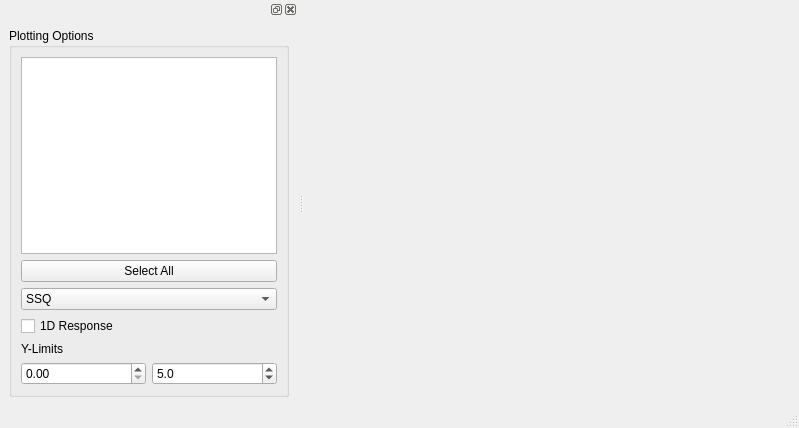
This is pyMT/GUI_common/stacked_data.ui in eroots/pyMT as Qt 5 draws it before an edit. The edited form follows.
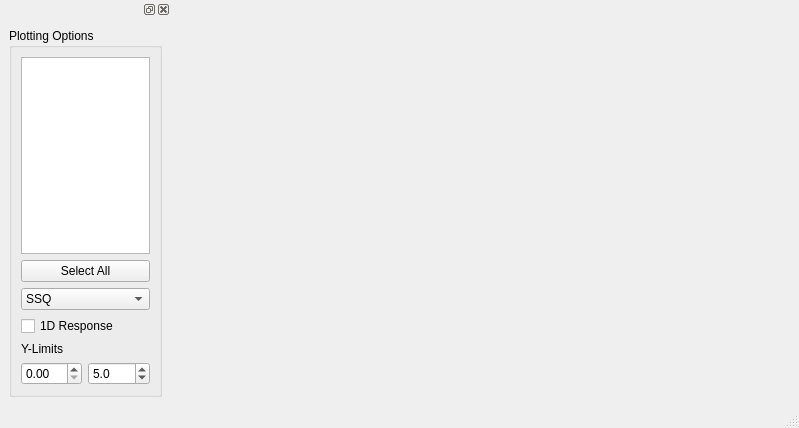
This is the edited form.

Commit message: Update 1D modeller, add some data info to mesh_designer ui

Diff of the .ui file:
```diff
--- a/pyMT/GUI_common/stacked_data.ui
+++ b/pyMT/GUI_common/stacked_data.ui
@@ -51,6 +51,12 @@
      <height>306</height>
     </size>
    </property>
+   <property name="maximumSize">
+    <size>
+     <width>171</width>
+     <height>524287</height>
+    </size>
+   </property>
    <attribute name="dockWidgetArea">
     <number>1</number>
    </attribute>
@@ -71,13 +77,6 @@
         <property name="spacing">
          <number>6</number>
         </property>
-        <item row="3" column="0">
-         <widget class="QCheckBox" name="checkResponse">
-          <property name="text">
-           <string>1D Response</string>
-          </property>
-         </widget>
-        </item>
         <item row="2" column="0" colspan="2">
          <widget class="QComboBox" name="rhoType">
           <property name="layoutDirection">
@@ -144,6 +143,13 @@
           </property>
          </widget>
         </item>
+        <item row="3" column="0" colspan="2">
+         <widget class="QCheckBox" name="checkResponse">
+          <property name="text">
+           <string>1D Response</string>
+          </property>
+         </widget>
+        </item>
        </layout>
       </widget>
      </item>
```
The commit also changes 11 other files.
